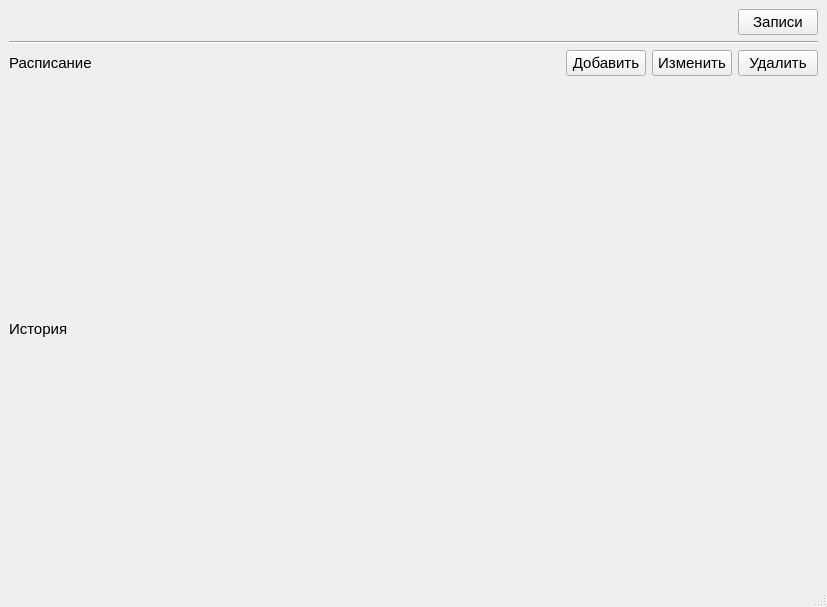
The window that ui/v1/main_window.ui (mcsltd/mcs-inRat-planner) describes before a commit, drawn with Qt 5.
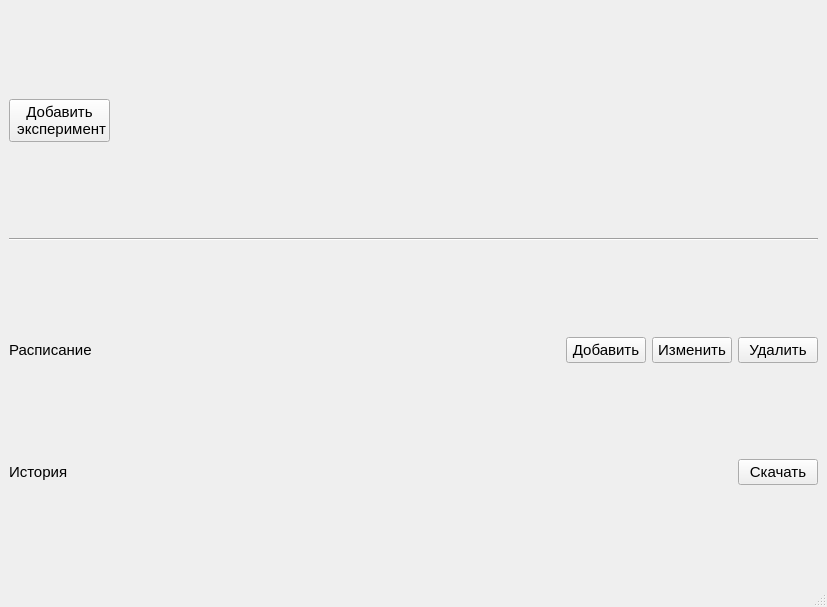
The same window after the commit.

Commit message: ui(v1): update - main window, dlg for creating schedule and create dlg for input experiment

Patch:
```diff
--- a/ui/v1/main_window.ui
+++ b/ui/v1/main_window.ui
@@ -20,23 +20,6 @@
   </property>
   <widget class="QWidget" name="centralwidget">
    <layout class="QGridLayout" name="gridLayout">
-    <item row="3" column="0">
-     <layout class="QVBoxLayout" name="verticalLayoutHistory">
-      <item>
-       <widget class="QLabel" name="labelHistory">
-        <property name="font">
-         <font>
-          <family>Arial</family>
-          <pointsize>11</pointsize>
-         </font>
-        </property>
-        <property name="text">
-         <string>История</string>
-        </property>
-       </widget>
-      </item>
-     </layout>
-    </item>
     <item row="2" column="0">
      <layout class="QVBoxLayout" name="verticalLayoutSchedule">
       <item>
@@ -117,9 +100,59 @@
      </layout>
     </item>
     <item row="0" column="0">
+     <layout class="QVBoxLayout" name="verticalLayout">
+      <item>
+       <layout class="QHBoxLayout" name="horizontalLayout">
+        <item>
+         <widget class="QPushButton" name="pushButtonAddExperiment">
+          <property name="font">
+           <font>
+            <family>Segoe UI</family>
+            <pointsize>11</pointsize>
+           </font>
+          </property>
+          <property name="text">
+           <string>Добавить
+ эксперимент</string>
+          </property>
+         </widget>
+        </item>
+        <item>
+         <spacer name="horizontalSpacer_2">
+          <property name="orientation">
+           <enum>Qt::Orientation::Horizontal</enum>
+          </property>
+          <property name="sizeHint" stdset="0">
+           <size>
+            <width>40</width>
+            <height>20</height>
+           </size>
+          </property>
+         </spacer>
+        </item>
+       </layout>
+      </item>
+     </layout>
+    </item>
+    <item row="3" column="0">
+     <layout class="QVBoxLayout" name="verticalLayoutHistory">
+      <item>
      <layout class="QHBoxLayout" name="horizontalLayoutShowRecords">
       <item>
-       <spacer name="horizontalSpacerShowRecords">
+         <widget class="QLabel" name="labelHistory">
+          <property name="font">
+           <font>
+            <family>Arial</family>
+            <pointsize>11</pointsize>
+           </font>
+          </property>
+          <property name="text">
+           <string>История</string>
+          </property>
+         </widget>
+        </item>
+        <item>
+         <spacer name="horizontalSpacerDownloadRecords">
         <property name="font">
          <font>
           <family>Arial</family>
@@ -146,9 +179,11 @@
          </font>
         </property>
         <property name="text">
-         <string>Записи</string>
-        </property>
-       </widget>
+           <string>Скачать</string>
+          </property>
+         </widget>
+        </item>
+       </layout>
       </item>
      </layout>
     </item>
```
Left out of the diff: 4 changed lines with no effect on the pictures. Lines whose indentation alone changed are shown as unchanged. The commit also changes 7 other files.
